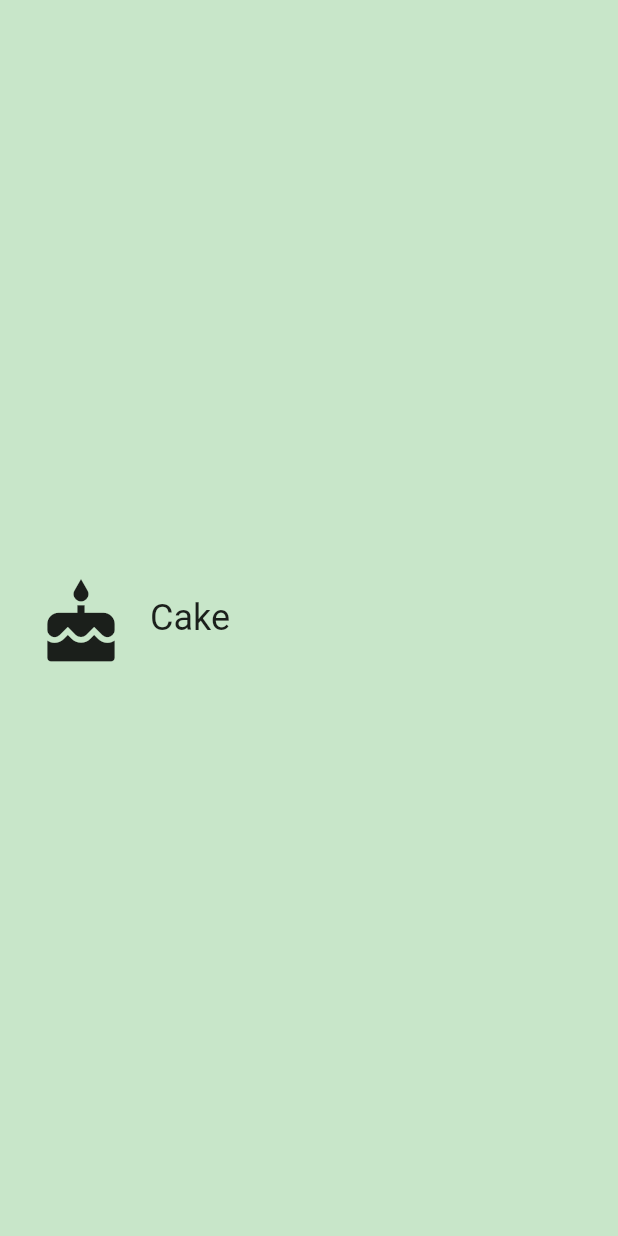
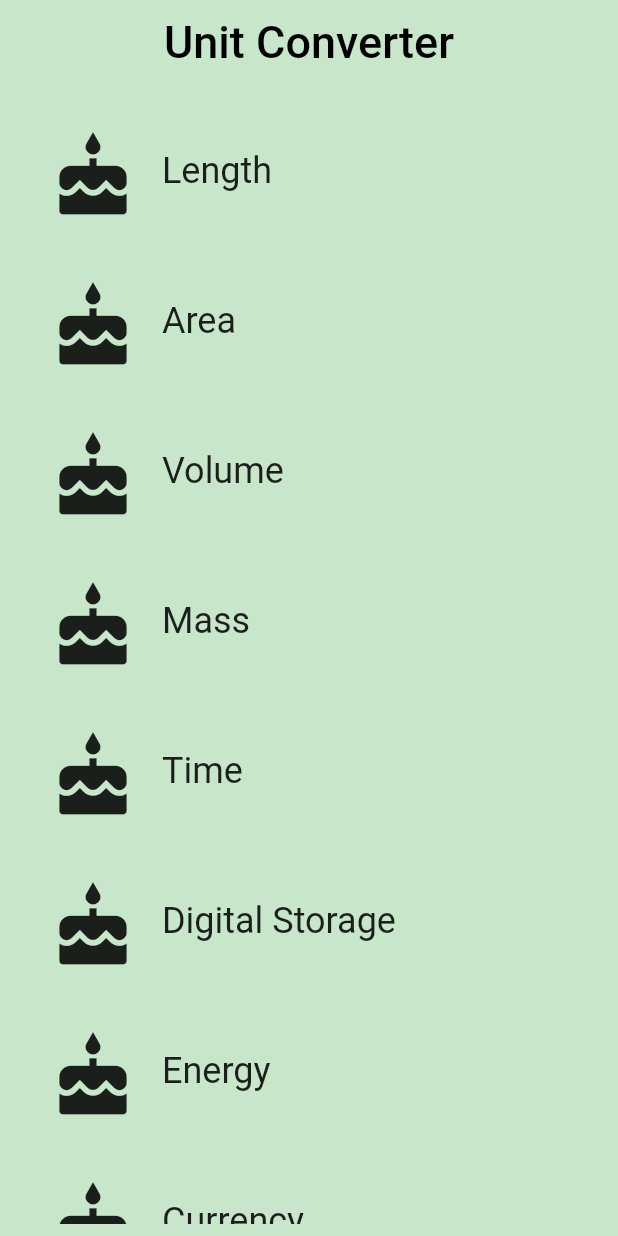
Before and after one commit to victorgvieira/UdacityBuildNativeMobileAppswithFlutter, a Flutter app: the screen it shows after launch, on a phone screen of 412 x 824 dp. Run offline on Flutter 3.47's test engine with Material 2 defaults, Android fonts, the phone set to English and light mode, and no system bars.

Commit message:
:sparkle: Quiz: Code the Unit Converter AppBar and Category Route

```diff
--- a/hello_rectangle/lib/category.dart
+++ b/hello_rectangle/lib/category.dart
@@ -20,7 +20,8 @@ const _textSize = 24.0;
 class Category extends StatelessWidget {
   final String categoryName;
   final IconData categoryIcon;
-  final MaterialColor categoryColor;
+  // DONE Step 3.6: This type was changed in order accept MaterialColor and MaterialAccentColor
+  final ColorSwatch categoryColor;
 
   /// Creates a [Category].
   ///
--- /dev/null
+++ b/hello_rectangle/lib/category_route.dart
@@ -0,0 +1,99 @@
+// Copyright 2018 The Chromium Authors. All rights reserved.
+// Use of this source code is governed by a BSD-style license that can be
+// found in the LICENSE file.
+
+// NOTE Step 3: this code was copied from https://raw.githubusercontent.com/flutter/udacity-course/master/course/03_category_route/task_03_category_route/lib/category_route.dart
+// DONE 3.1: Check if we need to import anything
+import 'package:flutter/material.dart';
+import 'package:flutter/painting.dart';
+import 'package:hello_rectangle/category.dart';
+
+// DONE 3.2: Define any constants
+final _appBarTitle = "Unit Converter";
+final _appBarFontSize = 30.0;
+final _appBarElevation = 0.0;
+
+final _appColor = Colors.green[100];
+
+/// Category Route (screen).
+///
+/// This is the 'home' screen of the Unit Converter. It shows a header and
+/// a list of [Categories].
+///
+/// While it is named CategoryRoute, a more apt name would be CategoryScreen,
+/// because it is responsible for the UI at the route's destination.
+class CategoryRoute extends StatelessWidget {
+  const CategoryRoute();
+
+  static const _categoryNames = <String>[
+    'Length',
+    'Area',
+    'Volume',
+    'Mass',
+    'Time',
+    'Digital Storage',
+    'Energy',
+    'Currency',
+  ];
+
+  static const _baseColors = <Color>[
+    Colors.teal,
+    Colors.orange,
+    Colors.pinkAccent,
+    Colors.blueAccent,
+    Colors.yellow,
+    Colors.greenAccent,
+    Colors.purpleAccent,
+    Colors.red,
+  ];
+
+  List<Category> _createCategoryList() {
+    List<Category> result = List.generate(
+        8,
+        (index) => Category(
+              categoryName: _categoryNames[index],
+              categoryColor: _baseColors[index],
+              categoryIcon: Icons.cake,
+            ));
+    return result;
+  }
+
+  @override
+  Widget build(BuildContext context) {
+    // DONE Step 3,3: Create a list of the eight Categories, using the names and colors
+    // from above. Use a placeholder icon, such as `Icons.cake` for each
+    // Category. We'll add custom icons later.
+    var categoryList = _createCategoryList();
+
+    // DONE Step 3.4: Create a list view of the Categories
+    final listView = ListView.builder(
+      itemBuilder: (BuildContext context, int index) => categoryList[index],
+      itemCount: categoryList.length,
+    );
+
+    final bodyList = Container(
+      padding: EdgeInsets.all(8.0),
+      color: _appColor,
+      child: listView,
+    );
+
+    // DONE Step 3.5: Create an App Bar
+    final appBar = AppBar(
+      backgroundColor: _appColor,
+      elevation: _appBarElevation,
+      title: Text(
+        _appBarTitle,
+        style: TextStyle(
+          fontSize: _appBarFontSize,
+          color: Colors.black
+        ),
+      ),
+      centerTitle: true,
+    );
+
+    return Scaffold(
+      appBar: appBar,
+      body: bodyList,
+    );
+  }
+}
--- a/hello_rectangle/lib/main.dart
+++ b/hello_rectangle/lib/main.dart
@@ -5,6 +5,9 @@
 // You can read about packages here: https://flutter.io/using-packages/
 import 'package:flutter/material.dart';
 import 'package:hello_rectangle/category.dart';
+import 'package:hello_rectangle/category_route.dart';
+
+// TODO: Import the CategoryRoute widget
 
 // You can use a relative import, i.e. `import 'category.dart';` or
 // a package import, as shown below.
@@ -28,19 +31,21 @@ class UnitConverterApp extends StatelessWidget {
   @override
   Widget build(BuildContext context) {
     return MaterialApp(
-      debugShowCheckedModeBanner: false,
-      title: 'Unit Converter',
-      home: Scaffold(
-        backgroundColor: Colors.green[100],
-        body: Center(
-          // DONE Step 2.1: Determine what properties you'll need to pass into the widget
-          child: Category(
-            categoryColor: _categoryColor,
-            categoryIcon: _categoryIcon,
-            categoryName: _categoryName,
-          ),
-        ),
-      ),
-    );
+        debugShowCheckedModeBanner: false,
+        title: 'Unit Converter',
+        // DONE Step 3.0: Instead of pointing to exactly 1 Category widget,
+        // our home should now point to an instance of the CategoryRoute widget.
+        home: CategoryRoute()
+//      Scaffold(
+//        body: Center(
+//          // DONE Step 2.1: Determine what properties you'll need to pass into the widget
+//          child: Category(
+//            categoryColor: _categoryColor,
+//            categoryIcon: _categoryIcon,
+//            categoryName: _categoryName,
+//          ),
+//        ),
+//      ),
+        );
   }
 }
```
Also changed, not shown: hello_rectangle/pubspec.lock, 2 other files.
